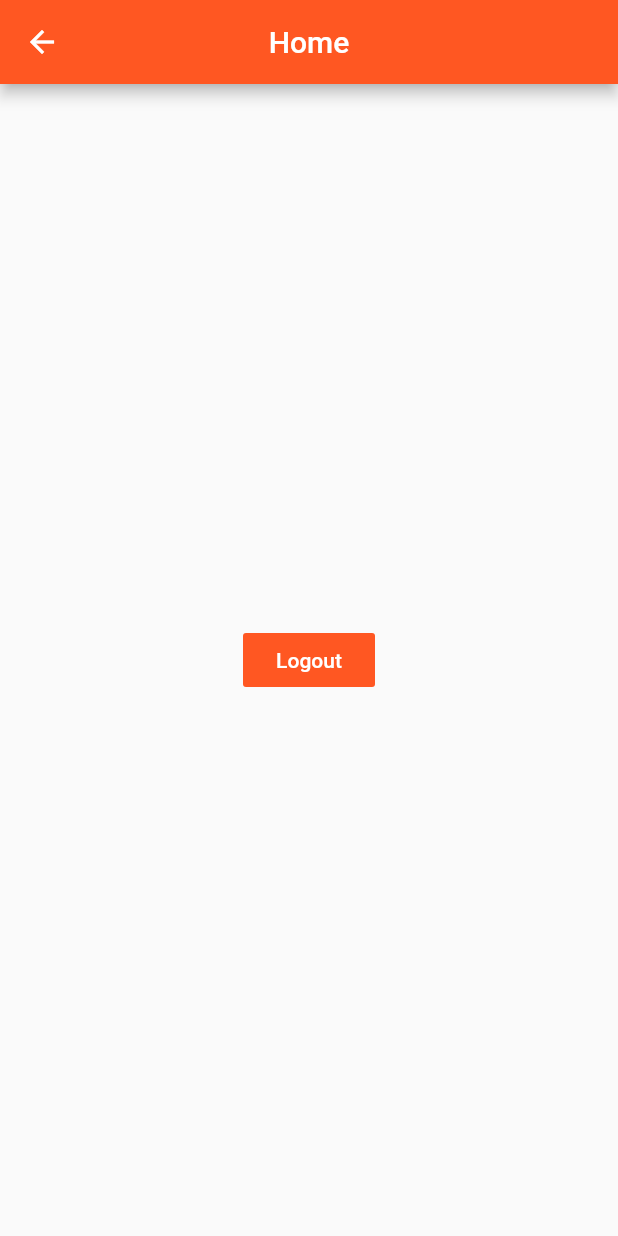
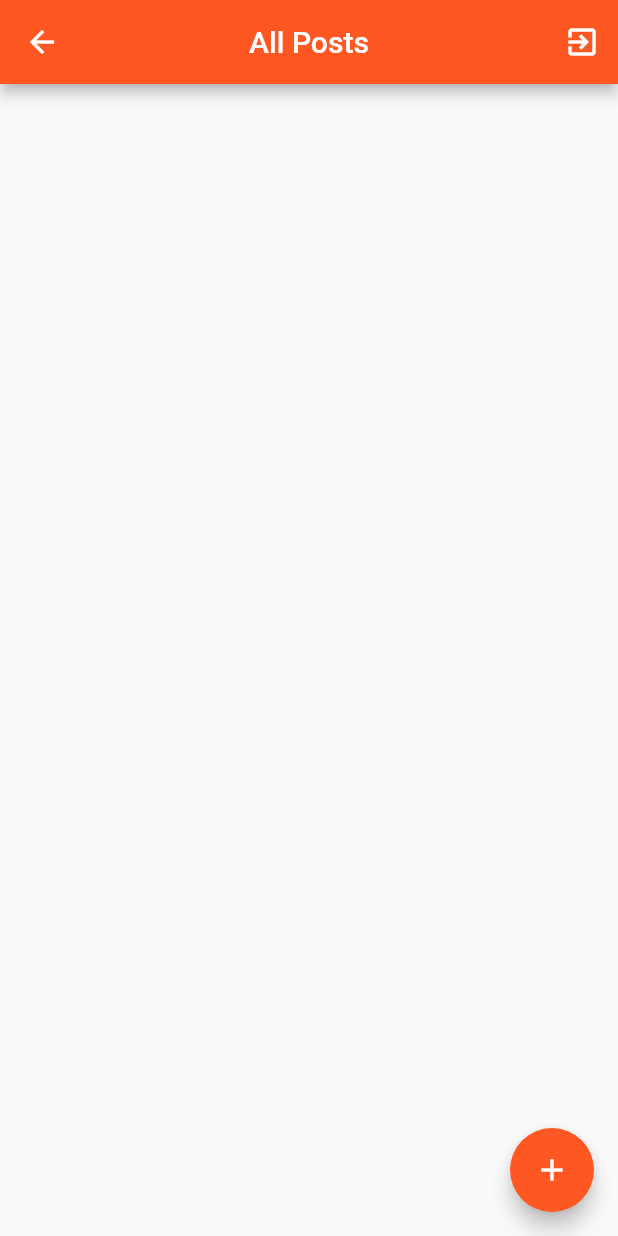
Before and after one commit to Ibrohimjonn/planlarim, a Flutter app: the Home screen opened by its route, on a phone screen of 412 x 824 dp. Run offline on Flutter 3.47's test engine with Material 2 defaults, Android fonts, the phone set to English and light mode, and no system bars; our stand-ins replace firebase_auth, firebase_database, fluttertoast, shared_preferences; accounts and stored records are empty.

Commit message:
hello zuzi

```diff
--- /dev/null
+++ b/lib/model/post_model.dart
@@ -0,0 +1,26 @@
+class Post {
+  String userId;
+  String name;
+  String title;
+  String content;
+
+  Post(String userId, String title, String content, String name) {
+    this.userId = userId;
+    this.name = name;
+    this.content = content;
+    this.title = title;
+  }
+
+  Post.fromJson(Map<String, dynamic> json)
+      : userId = json['userId'],
+        name = json['name'],
+        title = json['title'],
+        content = json['content'];
+
+  Map<String, dynamic> toJson() => {
+        'userId': userId,
+        'name': name,
+        'title': title,
+        'content': content,
+      };
+}
--- a/lib/pages/home_page.dart
+++ b/lib/pages/home_page.dart
@@ -1,8 +1,11 @@
 import 'package:flutter/material.dart';
+import 'package:planlarim/model/post_model.dart';
+import 'package:planlarim/pages/detail_page.dart';
 import 'package:planlarim/services/auth_service.dart';
+import 'package:planlarim/services/prefs_service.dart';
+import 'package:planlarim/services/rtdb_service.dart';
 
 class Home extends StatefulWidget {
-
   static final String id = 'home';
 
   @override
@@ -10,22 +13,98 @@ class Home extends StatefulWidget {
 }
 
 class _HomeState extends State<Home> {
+  List<Post> items = new List();
+
+  @override
+  void initState() {
+    // TODO: implement initState
+    super.initState();
+    _apiGetPost();
+  }
+
+  Future _openDetail() async{
+    Map results = await Navigator.of(context).push(new MaterialPageRoute(
+      builder: (BuildContext context) {
+        return new Detail();
+      }
+    ));
+    if(results != null && results.containsKey("data")){
+      print(results['data']);
+      _apiGetPost();
+    }
+  }
+
+  _apiGetPost() async{
+    var id = await Prefs.loadUserId();
+    RTDBService.getPosts(id).then((posts) => {
+      _respPosts(posts),
+    });
+  }
+
+  _respPosts(List<Post> posts){
+    setState(() {
+      items = posts;
+    });
+  }
+
   @override
   Widget build(BuildContext context) {
     return Scaffold(
       appBar: AppBar(
-        title: Text('Home'),
+        title: Text('All Posts'),
         centerTitle: true,
+        actions: [
+          IconButton(
+            onPressed: () {
+              AuthService.signOutUser(context);
+            },
+            icon: Icon(
+              Icons.exit_to_app_outlined,
+              color: Colors.white,
+            ),
+          ),
+        ],
         backgroundColor: Colors.deepOrange,
       ),
-      body: Center(
-        child: FlatButton(
-          onPressed: (){
-            AuthService.signOutUser(context);
-          },
-          color: Colors.deepOrange,
-          child: Text('Logout',style: TextStyle(color: Colors.white),),
-        ),
+      body: ListView.builder(
+        itemCount: items.length,
+        itemBuilder: (ctx, i) {
+          return itemOfList(items[i]);
+        },
+      ),
+      floatingActionButton: FloatingActionButton(
+        onPressed: _openDetail,
+        child: Icon(Icons.add),
+        backgroundColor: Colors.deepOrange,
+      ),
+    );
+  }
+
+  Widget itemOfList(Post post) {
+    return Container(
+      padding: EdgeInsets.all(20),
+      child: Column(
+        crossAxisAlignment: CrossAxisAlignment.start,
+        children: [
+          Text(
+            post.title,
+            style: TextStyle(color: Colors.black, fontSize: 20),
+          ),
+          SizedBox(
+            height: 10,
+          ),
+          Text(
+            post.name,
+            style: TextStyle(color: Colors.black, fontSize: 20),
+          ),
+          SizedBox(
+            height: 10,
+          ),
+          Text(
+            post.content,
+            style: TextStyle(color: Colors.black, fontSize: 16),
+          ),
+        ],
       ),
     );
   }
--- a/lib/pages/signin_page.dart
+++ b/lib/pages/signin_page.dart
@@ -62,6 +62,7 @@ class _SignInState extends State<SignIn> {
                 SizedBox(height: 20,),
                 TextField(
                   controller: passwordController,
+                  obscureText: true,
                   decoration: InputDecoration(
                       hintText: "Password"
                   ),
--- a/lib/pages/signup_page.dart
+++ b/lib/pages/signup_page.dart
@@ -74,6 +74,7 @@ class _SignUpState extends State<SignUp> {
                 SizedBox(height: 20,),
                 TextField(
                   controller: passwordController,
+                  obscureText: true,
                   decoration: InputDecoration(
                       hintText: "Password"
                   ),
--- /dev/null
+++ b/lib/services/rtdb_service.dart
@@ -0,0 +1,23 @@
+import 'package:firebase_database/firebase_database.dart';
+import 'package:planlarim/model/post_model.dart';
+
+class RTDBService {
+  static final _database = FirebaseDatabase.instance.reference();
+
+  static Future<Stream<Event>> addPost(Post post) async {
+    _database.child("posts").push().set(post.toJson());
+    return _database.onChildAdded;
+  }
+
+  static Future<List<Post>> getPosts(String id) async {
+    List<Post> items = new List();
+    Query _query = _database.reference().child("posts").orderByChild("userId").equalTo(id);
+    var snapshot = await _query.once();
+    var result = snapshot.value.values as Iterable;
+
+    for(var item in result) {
+      items.add(Post.fromJson(Map<String, dynamic>.from(item)));
+    }
+    return items;
+  }
+}
--- a/pubspec.yaml
+++ b/pubspec.yaml
@@ -15,6 +15,7 @@ dependencies:
   firebase_auth: 0.16.0
   shared_preferences: 0.5.12
   fluttertoast: 7.1.1
+  firebase_database: ^3.1.6
 
 dev_dependencies:
   flutter_test:
```
Also changed, not shown: lib/main.dart (+21 -1 lines), lib/pages/detail_page.dart (added, +91 -0 lines), pubspec.lock, 1 other file.
